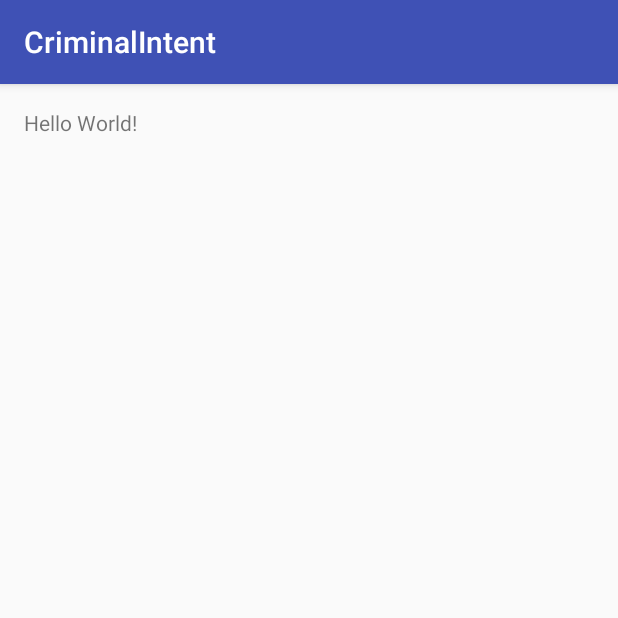
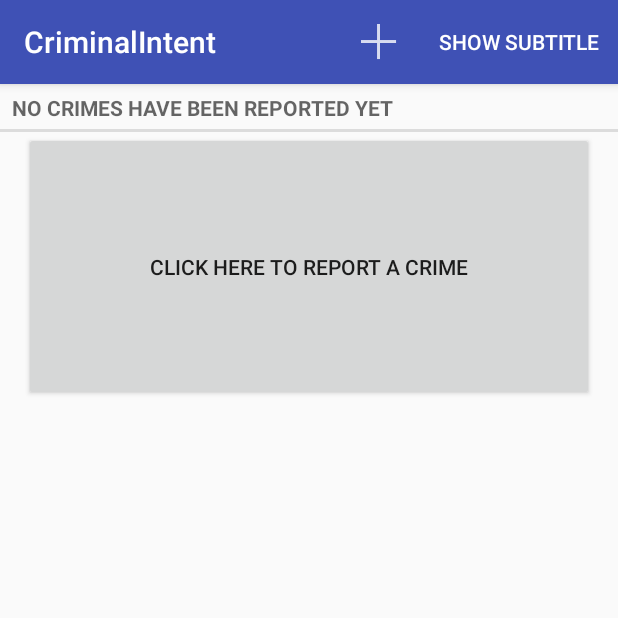
Before and after one commit to jpobloc2/CriminalIntent_II, an Android app: the screen it shows after launch (MainActivity before the commit, CrimeListActivity after it), on a phone screen of 412 x 824 dp, the top half of it. Run offline under Robolectric (Android 15) with nearby library versions, the phone set to English and light mode, and no system bars.

Commit message:
Boiler plate Chapter 14

```diff
--- a/app/src/main/java/com/bignerdranch/android/criminalintentii/CrimeLab.java
+++ b/app/src/main/java/com/bignerdranch/android/criminalintentii/CrimeLab.java
@@ -1,6 +1,13 @@
 package com.bignerdranch.android.criminalintentii;
 
+import android.content.ContentValues;
 import android.content.Context;
+import android.database.Cursor;
+import android.database.sqlite.SQLiteDatabase;
+
+import com.bignerdranch.android.criminalintentii.database.CrimeBaseHelper;
+import com.bignerdranch.android.criminalintentii.database.CrimeCursorWrapper;
+import com.bignerdranch.android.criminalintentii.database.CrimeDbSchema.CrimeTable;
 
 import java.util.ArrayList;
 import java.util.List;
@@ -11,7 +18,9 @@ import java.util.UUID;
  */
 public class CrimeLab {
     private static CrimeLab sCrimeLab;
-    private List<Crime> mCrimes;
+
+    private Context mContext;
+    private SQLiteDatabase mDatabase;
 
     public static CrimeLab get (Context context) {
         if (sCrimeLab == null) {
@@ -21,27 +30,86 @@ public class CrimeLab {
     }
 
     private CrimeLab(Context context) {
-        mCrimes = new ArrayList<>();
+        mContext = context.getApplicationContext();
+        mDatabase = new CrimeBaseHelper(mContext)
+                .getWritableDatabase();
+
     }
 
     public List<Crime> getCrimes() {
-        return mCrimes;
+        List<Crime> crimes = new ArrayList<>();
+
+        CrimeCursorWrapper cursor = queryCrimes(null, null);
+
+        try {
+            cursor.moveToFirst();
+            while (!cursor.isAfterLast()) {
+                crimes.add(cursor.getCrime());
+                cursor.moveToNext();
+            }
+        } finally {
+            cursor.close();
+        }
+        return crimes;
     }
 
     public void addCrime(Crime c) {
-        mCrimes.add(c);
+        ContentValues values = getContentValues(c);
+        mDatabase.insert(CrimeTable.NAME, null, values);
     }
 
     public void removeCrime(Crime c) {
-        mCrimes.remove(c);
+
     }
 
     public Crime getCrime(UUID id) {
-        for (Crime crime : mCrimes) {
-            if (crime.getId().equals(id)) {
-                return crime;
+        CrimeCursorWrapper cursor = queryCrimes(
+                CrimeTable.Cols.UUID + " = ?",
+                new String[] { id.toString() }
+        );
+
+        try {
+            if (cursor.getCount() == 0) {
+                return null;
             }
+
+            cursor.moveToFirst();
+            return cursor.getCrime();
+        } finally {
+            cursor.close();
         }
-        return null;
+    }
+
+    public void updateCrime(Crime crime) {
+        String uuidString = crime.getId().toString();
+        ContentValues values = getContentValues(crime);
+
+        mDatabase.update(CrimeTable.NAME, values,
+                CrimeTable.Cols.UUID + " = ?",
+                new String[] {uuidString});
+    }
+
+    private static ContentValues getContentValues(Crime crime) {
+        ContentValues values = new ContentValues();
+        values.put(CrimeTable.Cols.UUID, crime.getId().toString());
+        values.put(CrimeTable.Cols.TITLE, crime.getTitle());
+        values.put(CrimeTable.Cols.DATE, crime.getDate().getTime());
+        values.put(CrimeTable.Cols.SOLVED, crime.isSolved() ? 1 : 0);
+
+        return values;
+    }
+
+    private CrimeCursorWrapper queryCrimes(String whereClause, String[] whereArgs) {
+        Cursor cursor = mDatabase.query(
+                CrimeTable.NAME,
+                null, //Columns
+                whereClause,
+                whereArgs,
+                null, //groupBy
+                null, //having
+                null //orderBy
+        );
+
+        return new CrimeCursorWrapper(cursor);
     }
 }
--- a/app/src/main/java/com/bignerdranch/android/criminalintentii/CrimeListFragment.java
+++ b/app/src/main/java/com/bignerdranch/android/criminalintentii/CrimeListFragment.java
@@ -143,6 +143,7 @@ public class CrimeListFragment extends Fragment {
             mAdapter = new CrimeAdapter(crimes);
             mCrimeRecyclerView.setAdapter(mAdapter);
         } else {
+            mAdapter.setCrimes(crimes);
             mAdapter.notifyDataSetChanged();
         }
 
@@ -213,5 +214,9 @@ public class CrimeListFragment extends Fragment {
         public int getItemCount() {
             return mCrimes.size();
         }
+
+        public void setCrimes(List<Crime> crimes) {
+            mCrimes = crimes;
+        }
     }
 }
--- a/app/src/main/java/com/bignerdranch/android/criminalintentii/MainActivity.java
+++ /dev/null
@@ -1,13 +0,0 @@
-package com.bignerdranch.android.criminalintentii;
-
-import android.support.v7.app.AppCompatActivity;
-import android.os.Bundle;
-
-public class MainActivity extends AppCompatActivity {
-
-    @Override
-    protected void onCreate(Bundle savedInstanceState) {
-        super.onCreate(savedInstanceState);
-        setContentView(R.layout.activity_main);
-    }
-}
--- /dev/null
+++ b/app/src/main/java/com/bignerdranch/android/criminalintentii/database/CrimeBaseHelper.java
@@ -0,0 +1,34 @@
+package com.bignerdranch.android.criminalintentii.database;
+
+import android.content.Context;
+import android.database.sqlite.SQLiteDatabase;
+import android.database.sqlite.SQLiteOpenHelper;
+import com.bignerdranch.android.criminalintentii.database.CrimeDbSchema.CrimeTable;
+
+/**
+ * Created by macowner on 3/15/16.
+ */
+public class CrimeBaseHelper extends SQLiteOpenHelper {
+    private static final int VERSION = 1;
+    private static final String DATABASE_NAME = "crimeBase.db";
+
+    public CrimeBaseHelper(Context context) {
+        super(context, DATABASE_NAME, null, VERSION);
+    }
+
+    @Override
+    public void onCreate(SQLiteDatabase db) {
+        db.execSQL("create table " + CrimeTable.NAME + "(" +
+                "_id integer primary key autoincrement, " +
+                CrimeTable.Cols.UUID + ", " +
+                CrimeTable.Cols.TITLE + ", " +
+                CrimeTable.Cols.DATE + ", " +
+                CrimeTable.Cols.SOLVED + ")"
+        );
+    }
+
+    @Override
+    public void onUpgrade(SQLiteDatabase db, int oldVersion, int newVersion) {
+
+    }
+}
--- a/app/src/main/res/layout/activity_main.xml
+++ /dev/null
@@ -1,17 +0,0 @@
-<?xml version="1.0" encoding="utf-8"?>
-<RelativeLayout
-    xmlns:android="http://schemas.android.com/apk/res/android"
-    xmlns:tools="http://schemas.android.com/tools"
-    android:layout_width="match_parent"
-    android:layout_height="match_parent"
-    android:paddingBottom="@dimen/activity_vertical_margin"
-    android:paddingLeft="@dimen/activity_horizontal_margin"
-    android:paddingRight="@dimen/activity_horizontal_margin"
-    android:paddingTop="@dimen/activity_vertical_margin"
-    tools:context="com.bignerdranch.android.criminalintentii.MainActivity">
-
-    <TextView
-        android:layout_width="wrap_content"
-        android:layout_height="wrap_content"
-        android:text="Hello World!"/>
-</RelativeLayout>
```
Also changed, not shown: app/src/main/AndroidManifest.xml (+7 -4 lines), app/src/main/java/com/bignerdranch/android/criminalintentii/Crime.java (+6 -1 lines), app/src/main/java/com/bignerdranch/android/criminalintentii/CrimeFragment.java (+7 -0 lines), app/src/main/java/com/bignerdranch/android/criminalintentii/database/CrimeCursorWrapper.java (added, +34 -0 lines), app/src/main/java/com/bignerdranch/android/criminalintentii/database/CrimeDbSchema.java (added, +17 -0 lines).
